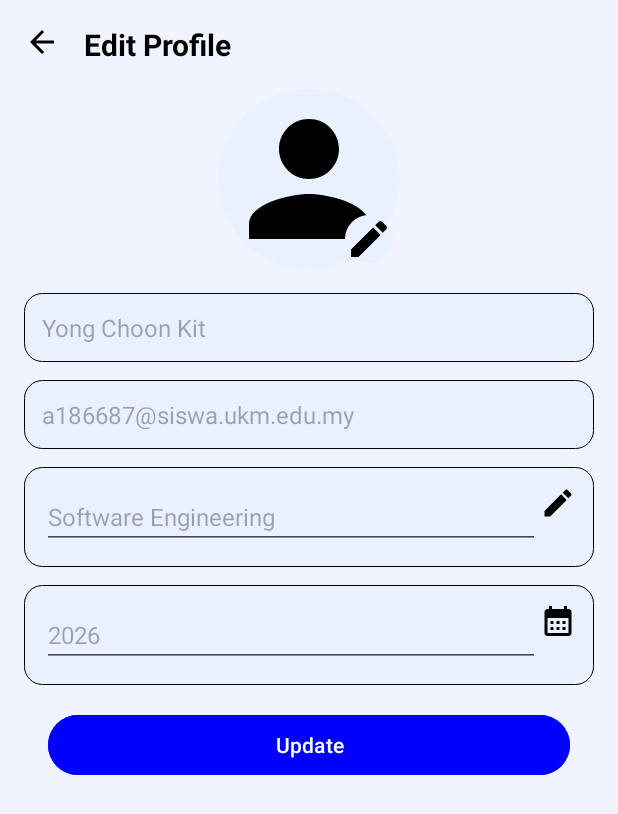
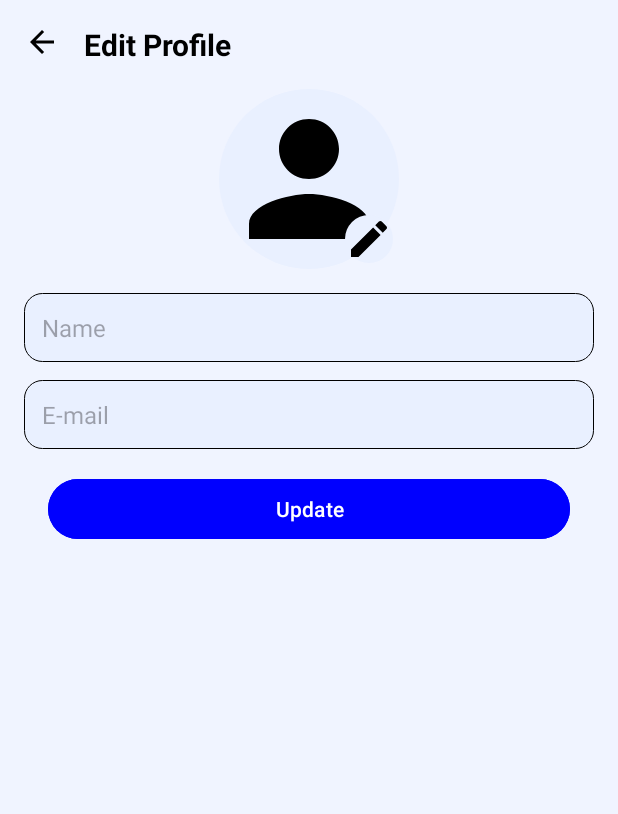
Before and after one commit to CK-ing/ChupEvent, an Android app: the EditProfile screen opened directly, with no data from a screen before it, on a phone screen of 412 x 824 dp. Shown: the top 814 px of the screen. Run offline under Robolectric (Android 15) with nearby library versions, the phone set to English and light mode, and no system bars; our stand-ins replace Firebase (no records; nobody signed in at launch, a user with empty details on screens opened directly).

Commit message:
CK-Edit Profile

```diff
--- a/app/build.gradle.kts
+++ b/app/build.gradle.kts
@@ -42,6 +42,7 @@ dependencies {
     implementation("androidx.constraintlayout:constraintlayout:2.1.4")
     implementation("com.google.firebase:firebase-database:21.0.0")
     implementation("com.google.firebase:firebase-auth:23.1.0")
+    implementation("com.google.firebase:firebase-storage:21.0.1")
     testImplementation("junit:junit:4.13.2")
     androidTestImplementation("androidx.test.ext:junit:1.2.1")
     androidTestImplementation("androidx.test.espresso:espresso-core:3.6.1")
--- a/app/src/main/AndroidManifest.xml
+++ b/app/src/main/AndroidManifest.xml
@@ -1,6 +1,7 @@
 <?xml version="1.0" encoding="utf-8"?>
 <manifest xmlns:android="http://schemas.android.com/apk/res/android"
     xmlns:tools="http://schemas.android.com/tools">
+    <uses-permission android:name="android.permission.INTERNET" />
 
     <application
         android:allowBackup="true"
@@ -25,7 +26,7 @@
         </activity>
         <activity
             android:name=".SelectRole"
-            android:exported="true" />
+            android:exported="true"/>
         <activity
             android:name=".SignupActivity"
             android:exported="false" />
--- a/app/src/main/java/com/example/chupevent/EditProfile.java
+++ b/app/src/main/java/com/example/chupevent/EditProfile.java
@@ -1,30 +1,120 @@
 package com.example.chupevent;
 
+import androidx.annotation.NonNull;
 import androidx.appcompat.app.AppCompatActivity;
 
 import android.content.Intent;
+import android.net.Uri;
 import android.os.Bundle;
 import android.view.View;
 import android.widget.Button;
+import android.widget.EditText;
 import android.widget.ImageView;
+import android.widget.Toast;
+
+import com.google.firebase.auth.FirebaseAuth;
+import com.google.firebase.auth.FirebaseUser;
+import com.google.firebase.database.DataSnapshot;
+import com.google.firebase.database.DatabaseError;
+import com.google.firebase.database.DatabaseReference;
+import com.google.firebase.database.FirebaseDatabase;
+import com.google.firebase.database.ValueEventListener;
+import com.google.firebase.storage.FirebaseStorage;
+import com.google.firebase.storage.StorageReference;
+
+import java.util.HashMap;
+import java.util.Map;
 
 public class EditProfile extends AppCompatActivity {
-    ImageView backbtn;
-
+    private static final int PICK_IMAGE_REQUEST = 1;
+    private ImageView backbtn, editProfilePicture, profilePicture;
+    private EditText etName, etEmail;
+    private Button btnUpdate;
+    private DatabaseReference userReference;
+    private FirebaseUser currentUser;
+    private Uri imageUri;
+    private StorageReference storageReference;
     @Override
     protected void onCreate(Bundle savedInstanceState) {
         super.onCreate(savedInstanceState);
         setContentView(R.layout.activity_edit_profile);
+        backbtn = findViewById(R.id.iv_back_btn_edit_profile);
+        etName = findViewById(R.id.edit_name);
+        etEmail = findViewById(R.id.edit_email);
+        editProfilePicture = findViewById(R.id.edit_profile_picture);
+        profilePicture = findViewById(R.id.profile_picture);
+        btnUpdate = findViewById(R.id.btn_update);
+        currentUser = FirebaseAuth.getInstance().getCurrentUser();
+        userReference = FirebaseDatabase.getInstance().getReference("Users").child(currentUser.getUid());
+        storageReference = FirebaseStorage.getInstance().getReference("profile_pictures").child(currentUser.getUid());
+        loadUserData();
+        etName.setEnabled(false);
+        etEmail.setEnabled(false);
+        // Set OnClickListener for the back button
+        backbtn.setOnClickListener(v -> finish());
+        // Open image picker when clicking on profile picture edit icon
+        editProfilePicture.setOnClickListener(v -> openImagePicker());
+        // Update button functionality
+        btnUpdate.setOnClickListener(v -> saveProfileChanges());
+    }
+    private void loadUserData() {
+        userReference.addListenerForSingleValueEvent(new ValueEventListener() {
+            @Override
+            public void onDataChange(@NonNull DataSnapshot snapshot) {
+                if (snapshot.exists()) {
+                    String name = snapshot.child("name").getValue(String.class);
+                    String email = snapshot.child("email").getValue(String.class);
 
-        backbtn = findViewById(R.id.iv_back_btn_edit_profile); // Replace R.id.back_button with the actual ID
+                    etName.setText(name);
+                    etEmail.setText(email);
+                }
+            }
 
-        // Set OnClickListener for the back button
-        backbtn.setOnClickListener(new View.OnClickListener() {
             @Override
-            public void onClick(View v) {
-                // Finish the Activity to go back to the previous   screen (the Fragment)
-                finish();
+            public void onCancelled(@NonNull DatabaseError error) {
+                Toast.makeText(EditProfile.this, "Failed to load user data", Toast.LENGTH_SHORT).show();
             }
         });
     }
+
+    private void openImagePicker() {
+        Intent intent = new Intent();
+        intent.setType("image/*");
+        intent.setAction(Intent.ACTION_GET_CONTENT);
+        startActivityForResult(Intent.createChooser(intent, "Select Profile Picture"), PICK_IMAGE_REQUEST);
+    }
+
+    @Override
+    protected void onActivityResult(int requestCode, int resultCode, Intent data) {
+        super.onActivityResult(requestCode, resultCode, data);
+
+        if (requestCode == PICK_IMAGE_REQUEST && resultCode == RESULT_OK && data != null && data.getData() != null) {
+            imageUri = data.getData();
+            profilePicture.setImageURI(imageUri);
+        }
+    }
+
+    private void saveProfileChanges() {
+        if (imageUri != null) {
+            // Upload profile picture to Firebase Storage
+            storageReference.putFile(imageUri)
+                    .addOnSuccessListener(taskSnapshot -> storageReference.getDownloadUrl().addOnSuccessListener(uri -> {
+                        String imageUrl = uri.toString();
+                        // Save image URL to Firebase Realtime Database
+                        Map<String, Object> updates = new HashMap<>();
+                        updates.put("profilePictureUrl", imageUrl);
+                        userReference.updateChildren(updates)
+                                .addOnCompleteListener(task -> {
+                                    if (task.isSuccessful()) {
+                                        Toast.makeText(EditProfile.this, "Profile updated successfully", Toast.LENGTH_SHORT).show();
+                                    } else {
+                                        Toast.makeText(EditProfile.this, "Failed to update profile", Toast.LENGTH_SHORT).show();
+                                    }
+                                });
+                    }))
+                    .addOnFailureListener(e -> Toast.makeText(EditProfile.this, "Failed to upload image", Toast.LENGTH_SHORT).show());
+        } else {
+            Toast.makeText(this, "No image selected", Toast.LENGTH_SHORT).show();
+        }
+    }
 }
--- a/app/src/main/res/layout/activity_edit_profile.xml
+++ b/app/src/main/res/layout/activity_edit_profile.xml
@@ -71,7 +71,7 @@
             android:layout_height="wrap_content"
             android:layout_marginTop="16dp"
             android:padding="12dp"
-            android:hint="Yong Choon Kit"
+            android:hint="Name"
             android:background="@drawable/rounded_edit_text"
             android:inputType="textPersonName"
             android:textSize="16sp" />
@@ -94,13 +94,13 @@
             android:layout_height="wrap_content"
             android:layout_marginTop="12dp"
             android:padding="12dp"
-            android:hint="a186687@siswa.ukm.edu.my"
+            android:hint="E-mail"
             android:background="@drawable/rounded_edit_text"
             android:inputType="textEmailAddress"
             android:enabled="false"
             android:textSize="16sp" />
 
-        <!-- Department Field -->
+        <!-- Department Field
         <LinearLayout
             android:layout_width="match_parent"
             android:layout_height="wrap_content"
@@ -124,9 +124,9 @@
                 android:layout_height="24dp"
                 android:src="@drawable/ic_baseline_edit_24"
                 android:contentDescription="Edit Department" />
-        </LinearLayout>
+        </LinearLayout>-->
 
-        <!-- Graduation Year Field -->
+        <!-- Graduation Year Field
         <LinearLayout
             android:layout_width="match_parent"
             android:layout_height="wrap_content"
@@ -150,7 +150,7 @@
                 android:layout_height="24dp"
                 android:src="@drawable/ic_baseline_calendar_month_24"
                 android:contentDescription="Select Graduation Year" />
-        </LinearLayout>
+        </LinearLayout>-->
 
         <!-- Update Button -->
         <Button
```
Also changed, not shown: app/src/main/java/com/example/chupevent/SignupActivity.java (+7 -7 lines).
